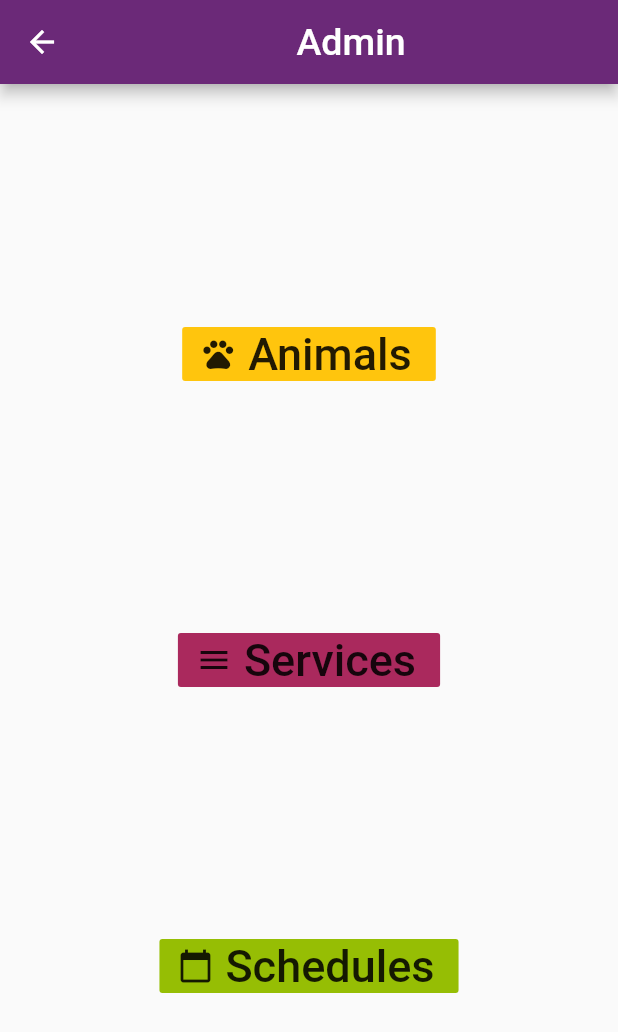
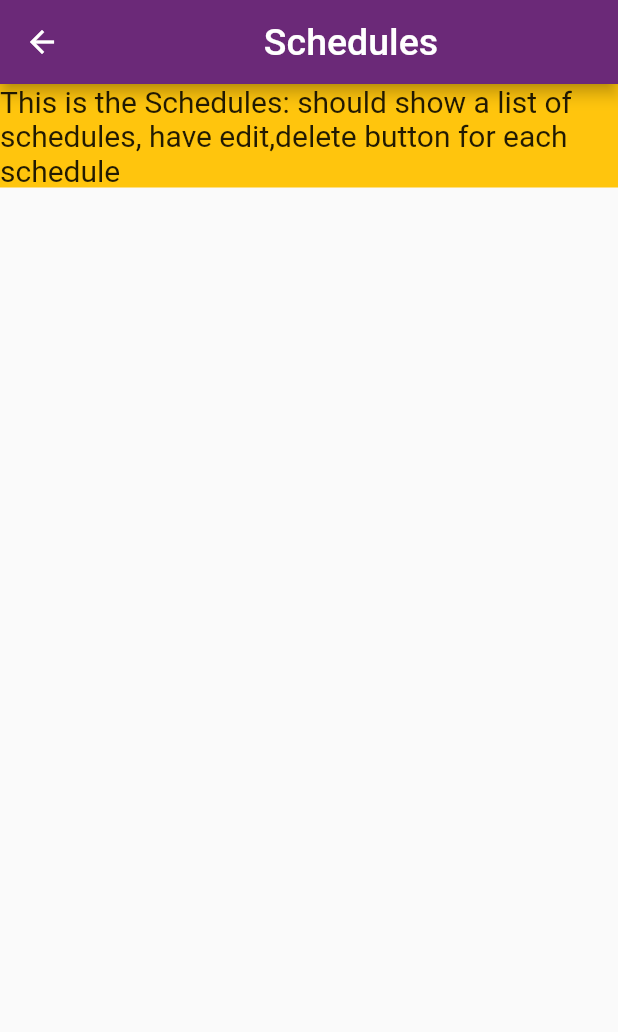
Before and after one commit to clairehjolly/DCHS_1, a Flutter app: the Admin screen opened directly, after a tap on "Schedules", on a phone screen of 412 x 824 dp. Shown: the top 1032 px of the screen. Run offline on Flutter 3.47's test engine with Material 2 defaults, Android fonts, the light colour scheme and no system bars; our stand-ins replace firebase_auth; accounts and stored records are empty; Roboto replaces fonts that are missing (Bitter).

Commit message:
Admin with Navigation, added animals.dart, schedules.dart, serviceMenu.dart, serviceEditable.dart

```diff
--- a/lib/screens/home/menu_pages/admin.dart
+++ b/lib/screens/home/menu_pages/admin.dart
@@ -1,4 +1,8 @@
 import 'package:flutter/material.dart';
+import 'package:project/screens/home/menu_pages/animals.dart';
+import 'package:project/screens/home/menu_pages/serviceEditable.dart';
+import 'package:project/screens/home/menu_pages/schedules.dart';
+
 
 class Admin extends StatelessWidget {
   @override
@@ -24,7 +28,12 @@ class Admin extends StatelessWidget {
 
           children: <Widget>[
             FlatButton.icon(
-              onPressed: () {},
+              onPressed: () {
+                debugPrint("Animal Button Clicked");
+                Navigator.push(context, MaterialPageRoute(builder: (context) {
+                  return Animals();
+                }));
+              },
               color: Color(0xffffc50d),
               icon: Icon(Icons.pets),
               label: Text(
@@ -38,7 +47,12 @@ class Admin extends StatelessWidget {
 
 
             FlatButton.icon(
-              onPressed: () {},
+              onPressed: () {
+                debugPrint("Services Button Clicked");
+                Navigator.push(context, MaterialPageRoute(builder: (context) {
+                  return ServiceEditable();
+                }));
+              },
               color: Color(0xffaa295d),
               icon: Icon(Icons.menu),
               label: Text(
@@ -51,7 +65,12 @@ class Admin extends StatelessWidget {
             ),
 
             FlatButton.icon(
-              onPressed: () {},
+              onPressed: () {
+                debugPrint("Schedules Button Clicked");
+                Navigator.push(context, MaterialPageRoute(builder: (context) {
+                  return Schedules();
+                }));
+              },
               color: Color(0xff96be04),
               icon: Icon(Icons.calendar_today),
               label: Text(
@@ -62,10 +81,7 @@ class Admin extends StatelessWidget {
                 ),
               ),
             ),
-
-
           ],
-
         ),
       ),
     );
--- /dev/null
+++ b/lib/screens/home/menu_pages/schedules.dart
@@ -0,0 +1,40 @@
+import 'package:flutter/material.dart';
+
+//HAVE ANIMAL LISTED HERE LATER
+
+class Schedules extends StatelessWidget {
+  @override
+  Widget build(BuildContext context) {
+    return Scaffold(
+
+      appBar: AppBar(
+        title: Center(
+          child: Text(
+            'Schedules',
+            style: TextStyle(
+              fontFamily: 'Bitter',
+              fontSize: 25.0,
+            ), //TextStyle
+          ),
+        ),
+        backgroundColor: Color(0xff6b2978),
+      ),
+      body: new Center(
+        child: Column(
+            children: <Widget>[
+              Container(
+                color: Color(0xffffc50d),
+                child: Text(
+                  'This is the Schedules: should show a list of schedules, have edit,delete button for each schedule',
+                  style: TextStyle(
+                    fontFamily: 'Bitter',
+                    fontSize: 20.0,
+                  ),
+                ),
+              ),
+            ]
+        ),
+      ),
+    );
+  }
+}
--- a/lib/screens/home/menu_pages/settings.dart
+++ b/lib/screens/home/menu_pages/settings.dart
@@ -37,7 +37,6 @@ class Settings extends StatelessWidget {
 
             ),
 
-
             FlatButton.icon(
               onPressed: () {}, //turn grey if on
               color: Color(0xffaa295d),
@@ -64,10 +63,7 @@ class Settings extends StatelessWidget {
                 ),
               ),
             ),
-
-
           ],
-
         ),
       ),
     );
```
Also changed, not shown: lib/screens/home/menu_pages/animals.dart (added, +40 -0 lines), lib/screens/home/menu_pages/serviceEditable.dart (added, +40 -0 lines), lib/screens/home/menu_pages/serviceMenu.dart (added).
